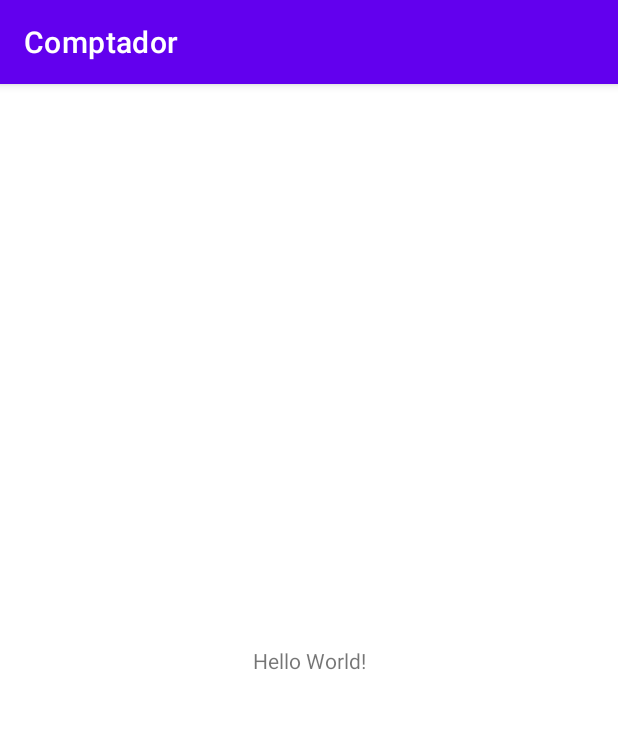
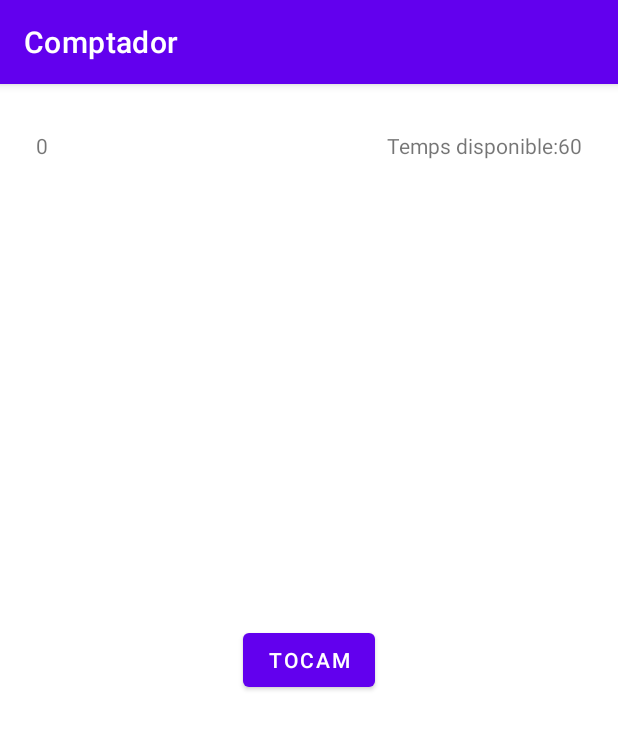
Before and after one commit to Palanka777/Comptador, an Android app: the screen it shows after launch (MainActivity), on a phone screen of 412 x 824 dp. Shown: the top 729 px of the screen. Run offline under Robolectric (Android 15) with nearby library versions, the phone set to English and light mode, and no system bars.

Commit message:
Actualitzo la versio 0.2 de comptador

```diff
--- a/app/src/main/java/me/davidpont/dam/comptador/MainActivity.kt
+++ b/app/src/main/java/me/davidpont/dam/comptador/MainActivity.kt
@@ -2,10 +2,40 @@ package me.davidpont.dam.comptador
 
 import androidx.appcompat.app.AppCompatActivity
 import android.os.Bundle
+import android.widget.Button
+import android.widget.TextView
 
 class MainActivity : AppCompatActivity() {
+
+    internal lateinit var tapMeButton : Button
+    internal lateinit var timeTextView : TextView
+    internal lateinit var counterTextView: TextView
+    internal var counter=0;
+    internal var time= 60;
+
     override fun onCreate(savedInstanceState: Bundle?) {
         super.onCreate(savedInstanceState)
         setContentView(R.layout.activity_main)
+
+        tapMeButton = findViewById(R.id.tapMeButton)
+        timeTextView = findViewById(R.id.timeTextView)
+        counterTextView = findViewById(R.id.counterTextView)
+
+        //Actualizar o definir el valor del inicial de counterTextView -> counterTextView = score -> 0
+
+        //TODO en algun moment haurem d'executar incementCounter
+
+        tapMeButton.setOnClickListener{
+            incrementCounter()
+            //TODO iniciar el comptador
+        }
+        timeTextView.text=getString(R.string.timeText, time)
+    }
+
+    private fun incrementCounter(){
+
+        counter++
+        counterTextView.text = counter.toString()
+
     }
 }
--- a/app/src/main/res/layout/activity_main.xml
+++ b/app/src/main/res/layout/activity_main.xml
@@ -7,12 +7,39 @@
     tools:context=".MainActivity">
 
     <TextView
+        android:id="@+id/timeTextView"
         android:layout_width="wrap_content"
         android:layout_height="wrap_content"
-        android:text="Hello World!"
+        android:layout_marginTop="16dp"
+        android:layout_marginEnd="24dp"
+        android:text="@string/timeText"
         app:layout_constraintBottom_toBottomOf="parent"
-        app:layout_constraintLeft_toLeftOf="parent"
-        app:layout_constraintRight_toRightOf="parent"
+        app:layout_constraintEnd_toEndOf="parent"
+        app:layout_constraintTop_toTopOf="parent"
+        app:layout_constraintVertical_bias="0.021" />
+
+    <TextView
+        android:id="@+id/counterTextView"
+        android:layout_width="wrap_content"
+        android:layout_height="wrap_content"
+        android:layout_marginStart="24dp"
+        android:layout_marginTop="16dp"
+        android:text="0"
+        app:layout_constraintBottom_toBottomOf="parent"
+        app:layout_constraintStart_toStartOf="parent"
+        app:layout_constraintTop_toTopOf="parent"
+        app:layout_constraintVertical_bias="0.021"
+        tools:ignore="DuplicateIds" />
+
+    <Button
+        android:id="@+id/tapMeButton"
+        android:layout_width="wrap_content"
+        android:layout_height="wrap_content"
+        android:text="@string/toucheMe"
+        app:layout_constraintBottom_toBottomOf="parent"
+        app:layout_constraintEnd_toEndOf="parent"
+        app:layout_constraintStart_toStartOf="parent"
         app:layout_constraintTop_toTopOf="parent" />
 
+
 </androidx.constraintlayout.widget.ConstraintLayout>
--- a/app/src/main/res/values/strings.xml
+++ b/app/src/main/res/values/strings.xml
@@ -1,3 +1,5 @@
 <resources>
     <string name="app_name">Comptador</string>
+    <string name="toucheMe">Tocam</string>
+    <string name="timeText">Temps disponible:%1$d</string>
 </resources>
```
